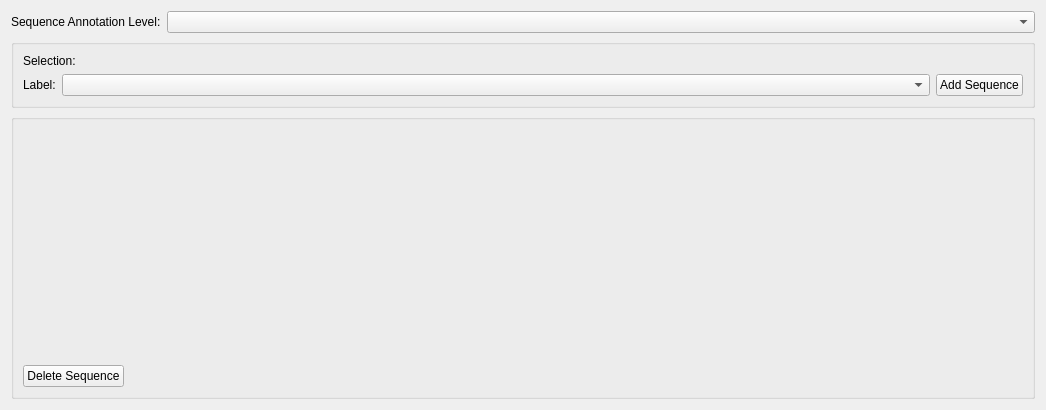
This is app/annotation/widgets/AnnotationWidgetSequences.ui in praaline/Praaline as Qt 5 draws it before an edit. The edited form follows.
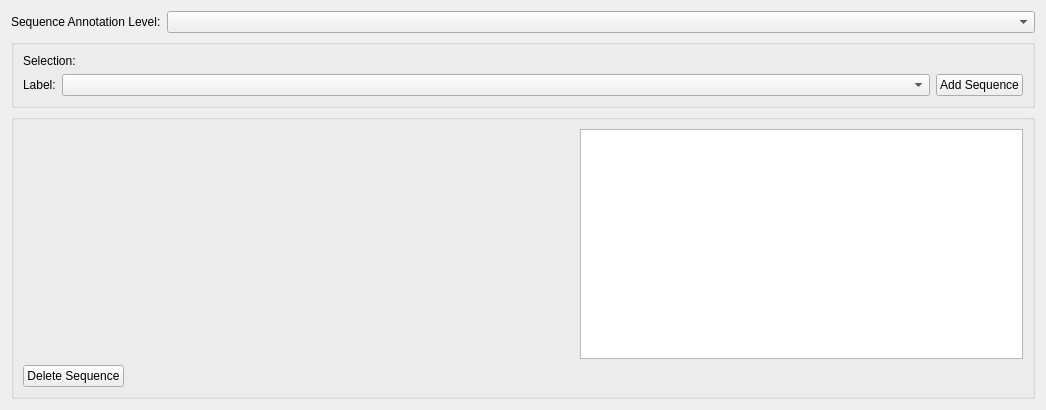
This is the edited form. Custom widgets are drawn as their Qt base class.

The edit to the form file:
```diff
--- a/app/annotation/widgets/AnnotationWidgetSequences.ui
+++ b/app/annotation/widgets/AnnotationWidgetSequences.ui
@@ -119,6 +119,9 @@
         </property>
        </widget>
       </item>
+      <item row="0" column="2">
+       <widget class="QTableView" name="tableView"/>
+      </item>
       <item row="1" column="1">
        <spacer name="horizontalSpacer">
         <property name="orientation">
```
Left out of the diff: 6 changed lines with no effect on the pictures.
